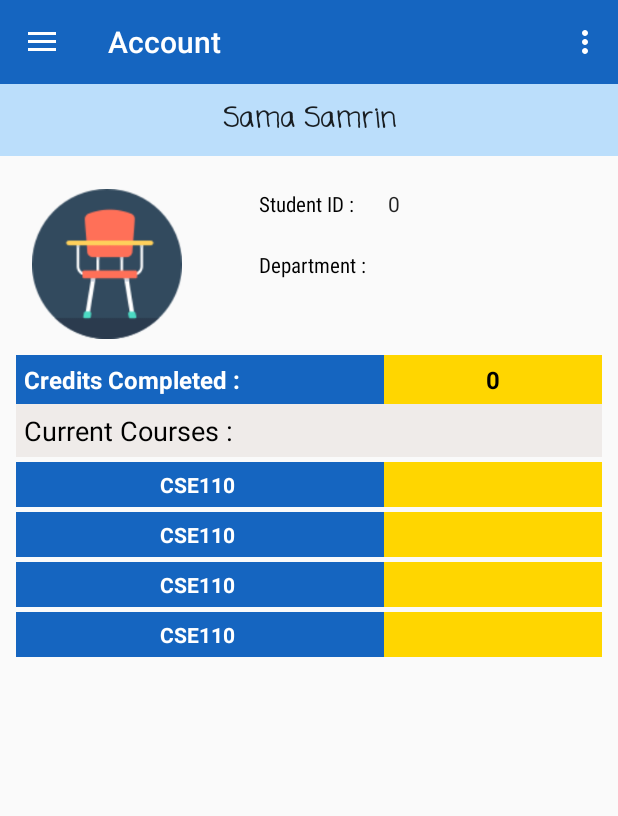
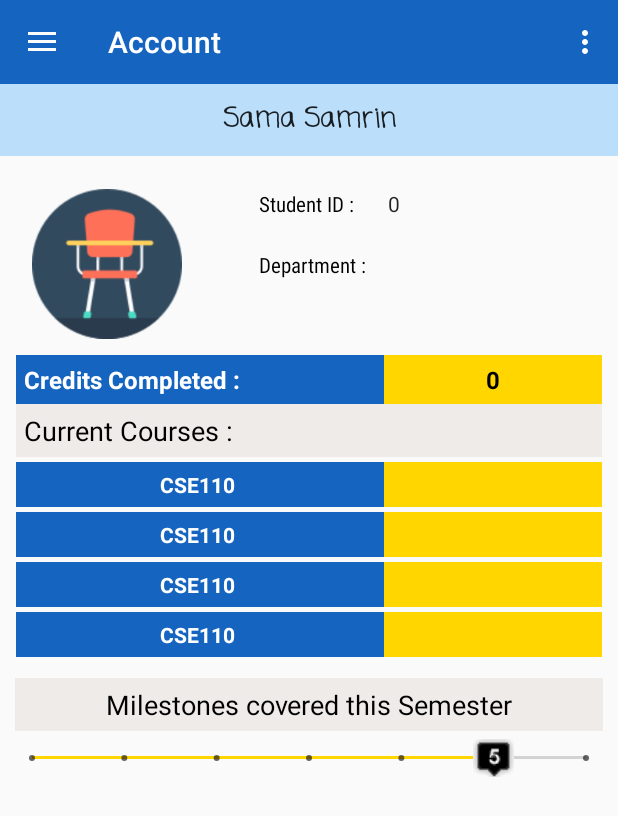
Before and after one commit to SamaSamrin/EdEasy, an Android app: the screen it shows after launch once a user with an empty profile is signed in (NavDrawer), in the side drawer, after a tap on "Account", on a phone screen of 412 x 824 dp. Shown: the top 816 px of the screen. Run offline under Robolectric (Android 15) with nearby library versions, the phone set to English and light mode, and no system bars; our stand-ins replace Firebase (no records; nobody signed in at launch, a user with empty details on screens opened directly); libraries missing offline, so code that uses them is left out: com.firebase.ui; 16 statements that could not run were skipped.

Commit message:
added milestone bar to account profile

```diff
--- a/app/src/main/java/com/example/user/edeasy/AccountProfile.java
+++ b/app/src/main/java/com/example/user/edeasy/AccountProfile.java
@@ -2,20 +2,29 @@ package com.example.user.edeasy;
 
 import android.content.Context;
 import android.content.Intent;
+import android.graphics.drawable.Drawable;
 import android.net.Uri;
+import android.os.Build;
 import android.os.Bundle;
 import android.support.v4.app.Fragment;
+import android.app.ActionBar;
+import android.support.v7.widget.Toolbar;
 import android.util.Log;
 import android.view.LayoutInflater;
+import android.view.PointerIcon;
 import android.view.View;
 import android.view.ViewGroup;
 import android.widget.ImageView;
+import android.widget.SeekBar;
 import android.widget.TextView;
 
 import com.google.firebase.auth.FirebaseAuth;
 import com.google.firebase.auth.FirebaseUser;
 import com.google.firebase.database.DatabaseReference;
 import com.google.firebase.storage.StorageReference;
+
+import java.text.DateFormatSymbols;
+import java.util.Calendar;
 
 
 /**
@@ -43,6 +52,9 @@ public class AccountProfile extends Fragment {
     StorageReference storageReference;
     StorageReference courseOneFilesRef;
     FirebaseUser currentUser;
+
+    SeekBar milestonerBar;
+    int m_progress = 0;
 
     String user_role;
     String user_department;
@@ -123,8 +135,81 @@ public class AccountProfile extends Fragment {
         Log.e(TAG, "onCreateView");
         View v = inflater.inflate(R.layout.fragment_account_profile, container, false);
 
-        //setting views
+        setBasicInfo(v);
 
+        //setting photo according to user role
+        ImageView propic = (ImageView) v.findViewById(R.id.propic_account);
+        if (user_role.equals("student"))
+            propic.setImageResource(R.drawable.student);
+        else if (user_role.equals("teacher"))
+            propic.setImageResource(R.drawable.teacher);
+
+
+        //milestone bar
+        milestonerBar = (SeekBar) v.findViewById(R.id.milestone_seekbar);
+        Calendar calendar = Calendar.getInstance();
+        int todayInt = calendar.get(Calendar.DAY_OF_WEEK_IN_MONTH);
+        int monthInt = calendar.get(Calendar.MONTH);
+        String month = new DateFormatSymbols().getMonths()[monthInt];
+        Log.e(TAG, "today = "+todayInt+" month = "+month);
+        milestonerBar.cancelLongPress();
+        milestonerBar.setClickable(false);
+
+        m_progress = 5;
+        setProgressStuff(m_progress);
+        milestonerBar.setOnSeekBarChangeListener(new SeekBar.OnSeekBarChangeListener() {
+            @Override
+            public void onProgressChanged(SeekBar seekBar, int progress, boolean fromUser) {
+                setProgressStuff(m_progress);
+            }
+
+            @Override
+            public void onStartTrackingTouch(SeekBar seekBar) {
+                setProgressStuff(m_progress);
+            }
+
+            @Override
+            public void onStopTrackingTouch(SeekBar seekBar) {
+                setProgressStuff(m_progress);
+            }
+        });
+
+        //todaysName = new DateFormatSymbols().getWeekdays()[todayInt];//today's week day name
+
+
+        return v;
+    }
+
+    void setProgressStuff(int progress){
+        int drawableId = R.drawable.black_1_27;
+        milestonerBar.setProgress(progress);
+        switch (progress) {
+            case 2 :
+                drawableId = R.drawable.black_2_27;
+                break;
+            case 3 :
+                drawableId = R.drawable.black_3_27;
+                break;
+            case 4 :
+                drawableId = R.drawable.black_4_27;
+                break;
+            case 5 :
+                drawableId = R.drawable.black_5_27;
+                break;
+            case 6 :
+                drawableId = R.drawable.black_6_27;
+                break;
+            case 1 :
+                drawableId = R.drawable.black_1_27;
+                break;
+        }
+        if (Build.VERSION.SDK_INT>20) {
+            Drawable drawable = getActivity().getDrawable(drawableId);
+            milestonerBar.setThumb(drawable);
+        }
+    }
+
+    void setBasicInfo(View v){
         //basic info
         TextView nameDisplay = (TextView) v.findViewById(R.id.account_name_display);
         TextView studentIdDisplay = (TextView) v.findViewById(R.id.studentID_account);
@@ -135,13 +220,6 @@ public class AccountProfile extends Fragment {
         studentIdDisplay.setText(student_id);
         departmentDisplay.setText(user_department);
         creditsDoneDisplay.setText(credits_completed);
-
-        //setting photo according to user role
-        ImageView propic = (ImageView) v.findViewById(R.id.propic_account);
-        if (user_role.equals("student"))
-            propic.setImageResource(R.drawable.student);
-        else if (user_role.equals("teacher"))
-            propic.setImageResource(R.drawable.teacher);
 
         //setting assigned courses
         TextView course1name = (TextView) v.findViewById(R.id.first_course_name);
@@ -166,7 +244,6 @@ public class AccountProfile extends Fragment {
         section = "Section "+assignedCourses[3][1];
         course4section.setText(section);
 
-        return v;
     }
 
     // TODO: Rename method, update argument and hook method into UI event
--- a/app/src/main/java/com/example/user/edeasy/NavDrawer.java
+++ b/app/src/main/java/com/example/user/edeasy/NavDrawer.java
@@ -85,6 +85,7 @@ public class NavDrawer extends AppCompatActivity
         toolbar = (Toolbar) findViewById(R.id.toolbar);
         setSupportActionBar(toolbar);
         toolbar.setTitle("Dashboard");
+        toolbar.hideOverflowMenu();
 
         auth = FirebaseAuth.getInstance();
         databaseReference = FirebaseDatabase.getInstance().getReference();
@@ -135,8 +136,11 @@ public class NavDrawer extends AppCompatActivity
         DrawerLayout drawer = (DrawerLayout) findViewById(R.id.drawer_layout);
         if (drawer.isDrawerOpen(GravityCompat.START)) {
             drawer.closeDrawer(GravityCompat.START);
+            //super.onBackPressed();
         } else {
-            super.onBackPressed();
+            Fragment fragment = new Dashboard();
+            getSupportFragmentManager().beginTransaction().replace(R.id.fragment_container, fragment).commit();
+            //super.onBackPressed();
         }
     }
 
--- a/app/src/main/res/layout/fragment_account_profile.xml
+++ b/app/src/main/res/layout/fragment_account_profile.xml
@@ -275,4 +275,35 @@
 
     </TableLayout>
 
+    <SeekBar
+        android:id="@+id/milestone_seekbar"
+        style="@style/Widget.AppCompat.SeekBar.Discrete"
+        android:layout_width="match_parent"
+        android:layout_height="25dp"
+        android:layout_alignParentEnd="true"
+        android:layout_below="@+id/milestone_label"
+        android:layout_margin="5dp"
+        android:clickable="false"
+        android:contextClickable="false"
+        android:max="6"
+        android:progress="2"
+        android:thumb="@drawable/black_2_27" />
+
+    <TextView
+        android:id="@+id/milestone_label"
+        android:layout_width="match_parent"
+        android:layout_height="wrap_content"
+        android:layout_below="@+id/account_details_table"
+        android:fontFamily="sans-serif"
+        android:gravity="center"
+        android:text="Milestones covered this Semester"
+        android:textColor="@color/blackTextColor"
+        android:textSize="18sp"
+        android:background="@color/lightGray"
+        android:padding="5dp"
+        android:layout_alignParentEnd="true"
+        android:layout_alignParentStart="true"
+        android:layout_marginStart="10dp"
+        android:layout_marginEnd="10dp"/>
+
 </RelativeLayout>
--- a/app/src/main/res/values-v21/styles.xml
+++ b/app/src/main/res/values-v21/styles.xml
@@ -20,4 +20,8 @@
         <item name="colorPrimaryDark">@color/colorPrimaryDark</item>
         <item name="colorAccent">@color/colorAccent</item>
     </style>
+
+    <style name="AppTheme.PopupOverlay" parent="ThemeOverlay.AppCompat.Light">
+        <item name="android:toolbarStyle">@style/Widget.AppCompat.Toolbar</item>
+    </style>
 </resources>
--- a/app/src/main/res/values/styles.xml
+++ b/app/src/main/res/values/styles.xml
@@ -22,6 +22,8 @@
 
     <style name="AppTheme.AppBarOverlay" parent="ThemeOverlay.AppCompat.Dark.ActionBar" />
 
-    <style name="AppTheme.PopupOverlay" parent="ThemeOverlay.AppCompat.Light" />
+    <style name="AppTheme.PopupOverlay" parent="ThemeOverlay.AppCompat.Light">
+        <!--<item name="android:toolbarStyle">@style/Widget.AppCompat.Toolbar</item>-->
+    </style>
 
 </resources>
```
Also changed, not shown: app/src/main/res/drawable/ball_14.png (added), app/src/main/res/drawable/ball_32.png (added), app/src/main/res/drawable/black_1_27.png (added), app/src/main/res/drawable/black_2_27.png (added), app/src/main/res/drawable/black_3_27.png (added), app/src/main/res/drawable/black_4_27.png (added), app/src/main/res/drawable/black_5_27.png (added), app/src/main/res/drawable/black_6_27.png (added).
